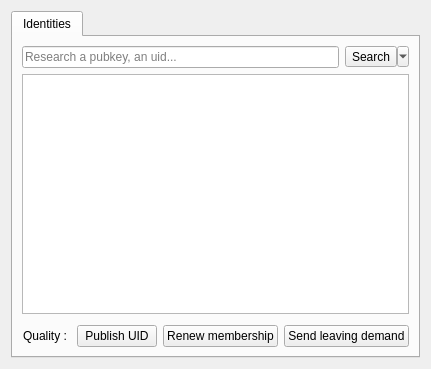
This is res/ui/community_tab.ui in duniter/sakia as Qt 5 draws it before an edit. The edited form follows.
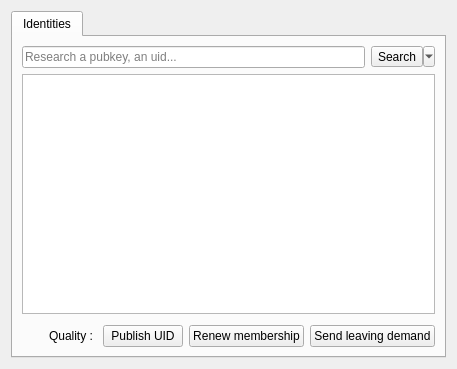
This is the edited form. Icons and pictures are not drawn.

What changed in the file:
```diff
--- a/res/ui/community_tab.ui
+++ b/res/ui/community_tab.ui
@@ -6,7 +6,7 @@
    <rect>
     <x>0</x>
     <y>0</y>
-    <width>431</width>
+    <width>457</width>
     <height>369</height>
    </rect>
   </property>
```
Left out of the diff: 17 changed lines with no effect on the pictures.
